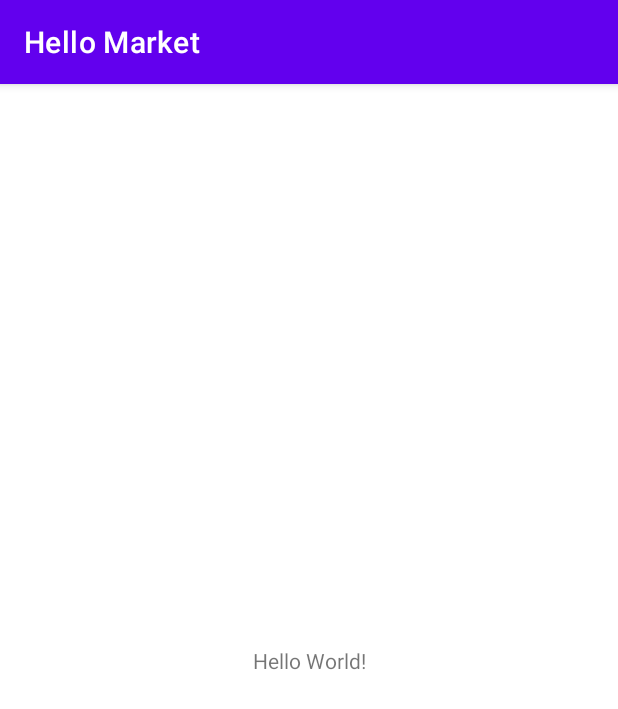
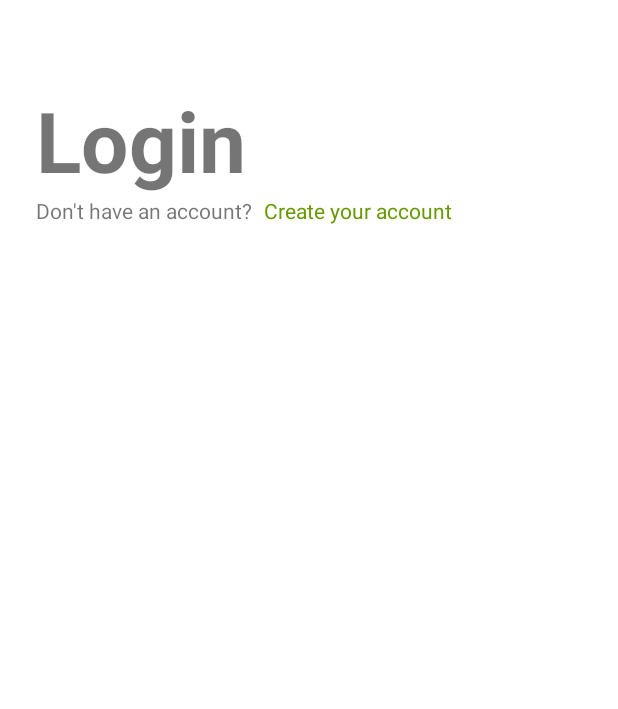
Before and after one commit to herlianzhang/hello-market, an Android app: the screen it shows after launch (MainActivity), on a phone screen of 412 x 824 dp. Shown: the top 709 px of the screen. Run offline under Robolectric (Android 15) with nearby library versions, the phone set to English and light mode, and no system bars; our stand-ins replace Dagger/Hilt's generated code, Timber, data binding; libraries missing offline, so code that uses them is left out: com.facebook.stetho.

Commit message:
setup login and register

```diff
--- a/app/build.gradle
+++ b/app/build.gradle
@@ -43,6 +43,7 @@ dependencies {
     implementation 'androidx.appcompat:appcompat:1.2.0'
     implementation 'com.google.android.material:material:1.2.1'
     implementation 'androidx.constraintlayout:constraintlayout:2.0.4'
+    implementation 'androidx.legacy:legacy-support-v4:1.0.0'
     testImplementation 'junit:junit:4.13.1'
     androidTestImplementation 'androidx.test.ext:junit:1.1.2'
     androidTestImplementation 'androidx.test.espresso:espresso-core:3.3.0'
--- a/app/src/main/AndroidManifest.xml
+++ b/app/src/main/AndroidManifest.xml
@@ -3,6 +3,7 @@
     package="com.dpr.hello_market">
 
     <application
+        android:name=".App"
         android:allowBackup="true"
         android:icon="@mipmap/ic_launcher"
         android:label="@string/app_name"
--- /dev/null
+++ b/app/src/main/java/com/dpr/hello_market/ui/decision/DecisionFragment.kt
@@ -0,0 +1,36 @@
+package com.dpr.hello_market.ui.decision
+
+import androidx.lifecycle.ViewModelProvider
+import android.os.Bundle
+import androidx.fragment.app.Fragment
+import android.view.LayoutInflater
+import android.view.View
+import android.view.ViewGroup
+import androidx.navigation.fragment.findNavController
+import com.dpr.hello_market.R
+import com.dpr.hello_market.di.Injectable
+import com.dpr.hello_market.di.injectViewModel
+import javax.inject.Inject
+
+class DecisionFragment : Fragment(), Injectable {
+
+    @Inject
+    lateinit var viewModelFactory: ViewModelProvider.Factory
+
+    private lateinit var viewModel: DecisionViewModel
+
+    override fun onCreateView(
+        inflater: LayoutInflater, container: ViewGroup?,
+        savedInstanceState: Bundle?
+    ): View? {
+        return inflater.inflate(R.layout.fragment_decision, container, false)
+    }
+
+    override fun onActivityCreated(savedInstanceState: Bundle?) {
+        super.onActivityCreated(savedInstanceState)
+        viewModel = injectViewModel(viewModelFactory)
+
+        findNavController().navigate(R.id.action_decisionFragment_to_loginFragment)
+    }
+
+}
--- /dev/null
+++ b/app/src/main/java/com/dpr/hello_market/ui/decision/DecisionViewModel.kt
@@ -0,0 +1,8 @@
+package com.dpr.hello_market.ui.decision
+
+import android.app.Application
+import androidx.lifecycle.AndroidViewModel
+import javax.inject.Inject
+
+class DecisionViewModel @Inject constructor(app: Application) : AndroidViewModel(app) {
+}
--- /dev/null
+++ b/app/src/main/java/com/dpr/hello_market/ui/login/LoginFragment.kt
@@ -0,0 +1,47 @@
+package com.dpr.hello_market.ui.login
+
+import android.os.Bundle
+import android.view.LayoutInflater
+import android.view.View
+import android.view.ViewGroup
+import androidx.databinding.DataBindingUtil
+import androidx.fragment.app.Fragment
+import androidx.lifecycle.ViewModelProvider
+import androidx.navigation.fragment.findNavController
+import com.dpr.hello_market.R
+import com.dpr.hello_market.databinding.FragmentLoginBinding
+import com.dpr.hello_market.di.Injectable
+import com.dpr.hello_market.di.injectViewModel
+import javax.inject.Inject
+
+class LoginFragment : Fragment(), Injectable {
+
+    @Inject
+    lateinit var viewModelFactory: ViewModelProvider.Factory
+
+    private lateinit var binding: FragmentLoginBinding
+    private lateinit var viewModel: LoginViewModel
+
+    override fun onCreateView(
+        inflater: LayoutInflater, container: ViewGroup?,
+        savedInstanceState: Bundle?
+    ): View {
+        binding = DataBindingUtil.inflate(layoutInflater, R.layout.fragment_login, container, false)
+        binding.lifecycleOwner = this
+        return binding.root
+    }
+
+    override fun onActivityCreated(savedInstanceState: Bundle?) {
+        super.onActivityCreated(savedInstanceState)
+        viewModel = injectViewModel(viewModelFactory)
+
+        initListener()
+    }
+
+    private fun initListener() {
+        binding.tvRegister.setOnClickListener {
+            findNavController().navigate(R.id.action_loginFragment_to_registerFragment)
+        }
+    }
+
+}
--- /dev/null
+++ b/app/src/main/java/com/dpr/hello_market/ui/login/LoginViewModel.kt
@@ -0,0 +1,9 @@
+package com.dpr.hello_market.ui.login
+
+import android.app.Application
+import androidx.lifecycle.AndroidViewModel
+import javax.inject.Inject
+
+class LoginViewModel @Inject constructor(app: Application) : AndroidViewModel(app) {
+
+}
--- a/app/src/main/res/layout/activity_main.xml
+++ b/app/src/main/res/layout/activity_main.xml
@@ -6,13 +6,16 @@
     android:layout_height="match_parent"
     tools:context=".MainActivity">
 
-    <TextView
-        android:layout_width="wrap_content"
-        android:layout_height="wrap_content"
-        android:text="Hello World!"
+    <androidx.fragment.app.FragmentContainerView
+        android:id="@+id/fcv_nav"
+        android:name="androidx.navigation.fragment.NavHostFragment"
+        android:layout_width="0dp"
+        android:layout_height="0dp"
+        app:defaultNavHost="true"
         app:layout_constraintBottom_toBottomOf="parent"
-        app:layout_constraintLeft_toLeftOf="parent"
-        app:layout_constraintRight_toRightOf="parent"
-        app:layout_constraintTop_toTopOf="parent" />
+        app:layout_constraintEnd_toEndOf="parent"
+        app:layout_constraintStart_toStartOf="parent"
+        app:layout_constraintTop_toTopOf="parent"
+        app:navGraph="@navigation/nav" />
 
 </androidx.constraintlayout.widget.ConstraintLayout>
--- /dev/null
+++ b/app/src/main/res/layout/fragment_login.xml
@@ -0,0 +1,47 @@
+<?xml version="1.0" encoding="utf-8"?>
+<layout xmlns:android="http://schemas.android.com/apk/res/android"
+    xmlns:tools="http://schemas.android.com/tools"
+    xmlns:app="http://schemas.android.com/apk/res-auto"
+    tools:context=".ui.login.LoginFragment">
+
+    <androidx.constraintlayout.widget.ConstraintLayout
+        android:layout_width="match_parent"
+        android:layout_height="match_parent">
+
+        <TextView
+            android:id="@+id/tv_title"
+            app:layout_constraintTop_toTopOf="parent"
+            app:layout_constraintStart_toStartOf="parent"
+            android:layout_width="wrap_content"
+            android:layout_height="wrap_content"
+            android:textSize="56sp"
+            android:textStyle="bold"
+            android:text="@string/login"
+            android:textAlignment="center"
+            android:layout_marginTop="56dp"
+            android:layout_marginStart="24dp"/>
+
+        <TextView
+            android:id="@+id/tv_subtitle"
+            android:layout_width="wrap_content"
+            android:layout_height="wrap_content"
+            app:layout_constraintTop_toBottomOf="@id/tv_title"
+            app:layout_constraintStart_toStartOf="parent"
+            android:text="@string/don_t_have_an_account"
+            android:layout_marginStart="24dp"/>
+
+        <TextView
+            android:id="@+id/tv_register"
+            android:layout_width="0dp"
+            android:layout_height="wrap_content"
+            app:layout_constraintTop_toTopOf="@id/tv_subtitle"
+            app:layout_constraintStart_toEndOf="@id/tv_subtitle"
+            app:layout_constraintEnd_toEndOf="parent"
+            android:layout_marginEnd="24dp"
+            android:layout_marginStart="8dp"
+            android:text="@string/create_your_account"
+            android:textColor="@android:color/holo_green_dark"/>
+
+
+    </androidx.constraintlayout.widget.ConstraintLayout>
+</layout>
--- /dev/null
+++ b/app/src/main/res/navigation/nav.xml
@@ -0,0 +1,33 @@
+<?xml version="1.0" encoding="utf-8"?>
+<navigation xmlns:android="http://schemas.android.com/apk/res/android"
+    xmlns:app="http://schemas.android.com/apk/res-auto"
+    xmlns:tools="http://schemas.android.com/tools"
+    android:id="@+id/nav"
+    app:startDestination="@id/decisionFragment">
+
+    <fragment
+        android:id="@+id/decisionFragment"
+        android:name="com.dpr.hello_market.ui.decision.DecisionFragment"
+        android:label="fragment_decision"
+        tools:layout="@layout/fragment_decision" >
+        <action
+            android:id="@+id/action_decisionFragment_to_loginFragment"
+            app:destination="@id/loginFragment"
+            app:popUpTo="@id/decisionFragment"
+            app:popUpToInclusive="true" />
+    </fragment>
+    <fragment
+        android:id="@+id/loginFragment"
+        android:name="com.dpr.hello_market.ui.login.LoginFragment"
+        android:label="fragment_login"
+        tools:layout="@layout/fragment_login" >
+        <action
+            android:id="@+id/action_loginFragment_to_registerFragment"
+            app:destination="@id/registerFragment" />
+    </fragment>
+    <fragment
+        android:id="@+id/registerFragment"
+        android:name="com.dpr.hello_market.ui.register.RegisterFragment"
+        android:label="fragment_register"
+        tools:layout="@layout/fragment_register" />
+</navigation>
--- a/app/src/main/res/values-night/themes.xml
+++ b/app/src/main/res/values-night/themes.xml
@@ -1,6 +1,6 @@
 <resources xmlns:tools="http://schemas.android.com/tools">
     <!-- Base application theme. -->
-    <style name="Theme.HelloMarket" parent="Theme.MaterialComponents.DayNight.DarkActionBar">
+    <style name="Theme.HelloMarket" parent="Theme.MaterialComponents.DayNight.NoActionBar">
         <!-- Primary brand color. -->
         <item name="colorPrimary">@color/purple_200</item>
         <item name="colorPrimaryVariant">@color/purple_700</item>
--- a/app/src/main/res/values/strings.xml
+++ b/app/src/main/res/values/strings.xml
@@ -1,3 +1,9 @@
 <resources>
     <string name="app_name">Hello Market</string>
+    <string name="login">Login</string>
+    <string name="don_t_have_an_account">Don\'t have an account?</string>
+    <string name="register">Register</string>
+    <string name="you_have_an_account">you have an account?</string>
+    <string name="sign_in_to_your_account">Sign in to your account</string>
+    <string name="create_your_account">Create your account</string>
 </resources>
--- a/app/src/main/res/values/themes.xml
+++ b/app/src/main/res/values/themes.xml
@@ -1,6 +1,6 @@
 <resources xmlns:tools="http://schemas.android.com/tools">
     <!-- Base application theme. -->
-    <style name="Theme.HelloMarket" parent="Theme.MaterialComponents.DayNight.DarkActionBar">
+    <style name="Theme.HelloMarket" parent="Theme.MaterialComponents.DayNight.NoActionBar">
         <!-- Primary brand color. -->
         <item name="colorPrimary">@color/purple_500</item>
         <item name="colorPrimaryVariant">@color/purple_700</item>
```
Also changed, not shown: app/src/main/java/com/dpr/hello_market/di/FragmentBuildersModule.kt (+11 -2 lines), app/src/main/java/com/dpr/hello_market/di/ViewModelModule.kt (+19 -4 lines), app/src/main/java/com/dpr/hello_market/ui/register/RegisterFragment.kt (added, +46 -0 lines), app/src/main/java/com/dpr/hello_market/ui/register/RegisterViewModel.kt (added, +9 -0 lines), app/src/main/res/layout/fragment_decision.xml (added, +8 -0 lines), app/src/main/res/layout/fragment_register.xml (added, +46 -0 lines).
